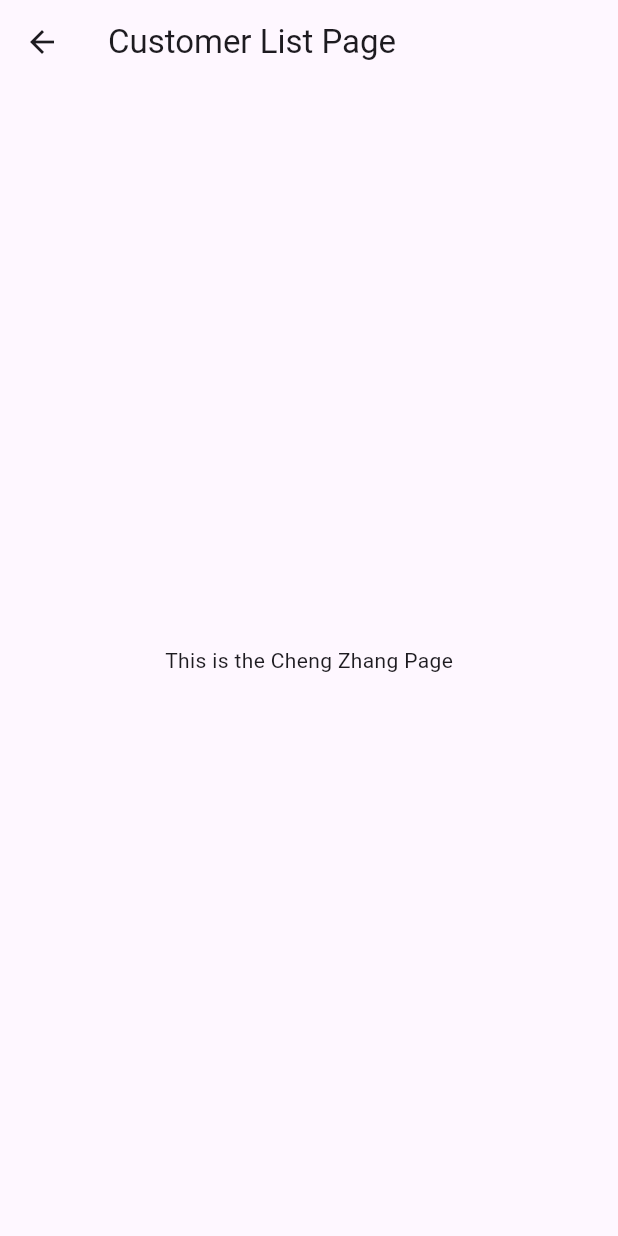
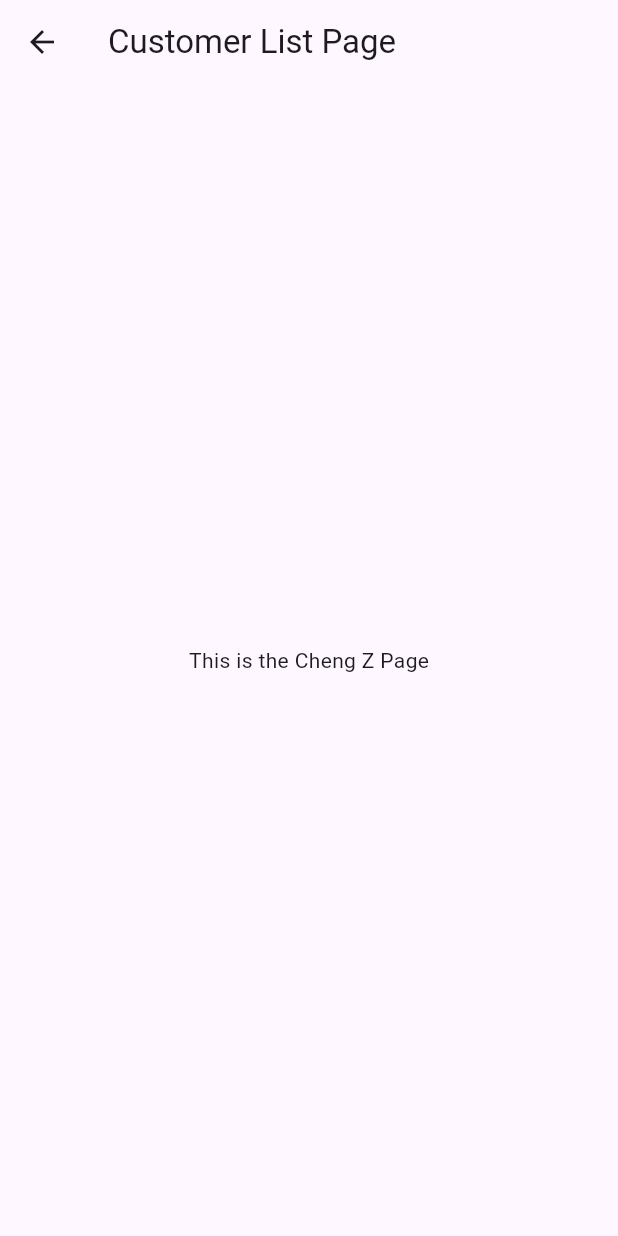
Before and after one commit to QirongChen0910/mobile_final, a Flutter app: the CustomerListPage screen opened directly, on a phone screen of 412 x 824 dp. Run offline on Flutter 3.47's test engine with Material 3 defaults, Android fonts, the phone set to English and light mode, and no system bars.

Commit message:
Cheng's 1st commit

```diff
--- a/lib/CustomerListPage.dart
+++ b/lib/CustomerListPage.dart
@@ -8,7 +8,7 @@ class CustomerListPage extends StatelessWidget {
         title: const Text('Customer List Page'),
       ),
       body: Center(
-        child: const Text('This is the Cheng Zhang Page'),
+        child: const Text('This is the Cheng Z Page'),
       ),
     );
   }
```
